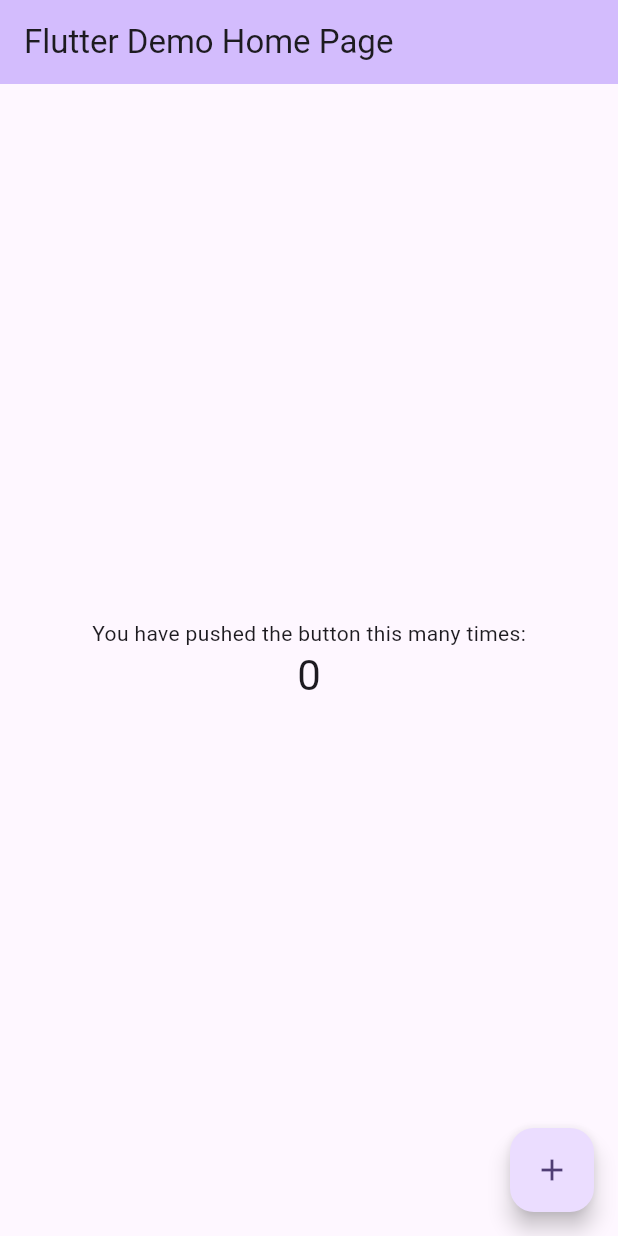
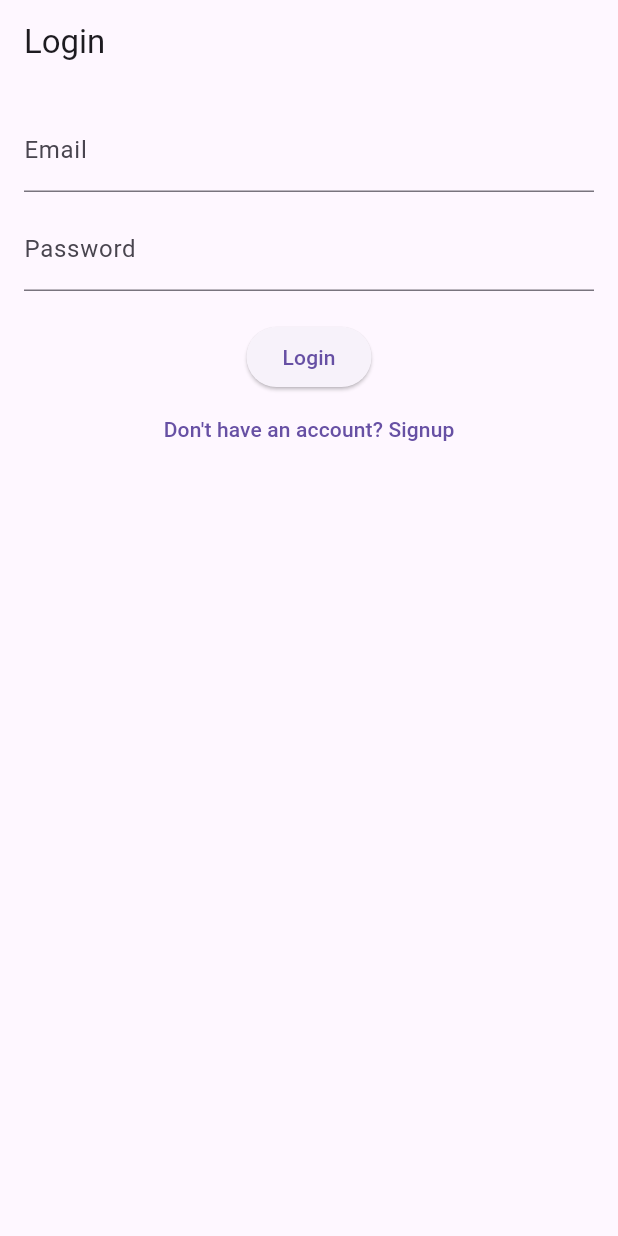
Before and after one commit to Ayushgupta91003/taskmanager, a Flutter app: the screen it shows after launch, on a phone screen of 412 x 824 dp. Run offline on Flutter 3.47's test engine with Material 3 defaults, Android fonts, the phone set to English and light mode, and no system bars; our stand-ins replace fluttertoast, shared_preferences.

Commit message:
Frontend made

```diff
--- a/frontend/lib/main.dart
+++ b/frontend/lib/main.dart
@@ -1,125 +1,89 @@
 import 'package:flutter/material.dart';
+import 'package:shared_preferences/shared_preferences.dart';
+import 'screens/login_screen.dart';
+import 'screens/task_list_screen.dart';
 
 void main() {
-  runApp(const MyApp());
+  runApp(MyApp());
 }
 
-class MyApp extends StatelessWidget {
-  const MyApp({super.key});
-
-  // This widget is the root of your application.
+class MyApp extends StatefulWidget {
   @override
-  Widget build(BuildContext context) {
-    return MaterialApp(
-      title: 'Flutter Demo',
-      theme: ThemeData(
-        // This is the theme of your application.
-        //
-        // TRY THIS: Try running your application with "flutter run". You'll see
-        // the application has a purple toolbar. Then, without quitting the app,
-        // try changing the seedColor in the colorScheme below to Colors.green
-        // and then invoke "hot reload" (save your changes or press the "hot
-        // reload" button in a Flutter-supported IDE, or press "r" if you used
-        // the command line to start the app).
-        //
-        // Notice that the counter didn't reset back to zero; the application
-        // state is not lost during the reload. To reset the state, use hot
-        // restart instead.
-        //
-        // This works for code too, not just values: Most code changes can be
-        // tested with just a hot reload.
-        colorScheme: ColorScheme.fromSeed(seedColor: Colors.deepPurple),
-        useMaterial3: true,
-      ),
-      home: const MyHomePage(title: 'Flutter Demo Home Page'),
-    );
-  }
+  _MyAppState createState() => _MyAppState();
 }
 
-class MyHomePage extends StatefulWidget {
-  const MyHomePage({super.key, required this.title});
-
-  // This widget is the home page of your application. It is stateful, meaning
-  // that it has a State object (defined below) that contains fields that affect
-  // how it looks.
-
-  // This class is the configuration for the state. It holds the values (in this
-  // case the title) provided by the parent (in this case the App widget) and
-  // used by the build method of the State. Fields in a Widget subclass are
-  // always marked "final".
-
-  final String title;
+class _MyAppState extends State<MyApp> {
+  Widget _defaultHome = LoginScreen();
+  bool _isLoading = true;
 
   @override
-  State<MyHomePage> createState() => _MyHomePageState();
-}
+  void initState() {
+    super.initState();
+    _checkLogin();
+  }
 
-class _MyHomePageState extends State<MyHomePage> {
-  int _counter = 0;
-
-  void _incrementCounter() {
+  _checkLogin() async {
+    SharedPreferences prefs = await SharedPreferences.getInstance();
+    String? token = prefs.getString('token');
+    // Optionally, validate the token further if needed.
     setState(() {
-      // This call to setState tells the Flutter framework that something has
-      // changed in this State, which causes it to rerun the build method below
-      // so that the display can reflect the updated values. If we changed
-      // _counter without calling setState(), then the build method would not be
-      // called again, and so nothing would appear to happen.
-      _counter++;
+      _defaultHome = (token != null && token.isNotEmpty)
+          ? TaskListScreen()
+          : LoginScreen();
+      _isLoading = false;
     });
   }
 
   @override
   Widget build(BuildContext context) {
-    // This method is rerun every time setState is called, for instance as done
-    // by the _incrementCounter method above.
-    //
-    // The Flutter framework has been optimized to make rerunning build methods
-    // fast, so that you can just rebuild anything that needs updating rather
-    // than having to individually change instances of widgets.
-    return Scaffold(
-      appBar: AppBar(
-        // TRY THIS: Try changing the color here to a specific color (to
-        // Colors.amber, perhaps?) and trigger a hot reload to see the AppBar
-        // change color while the other colors stay the same.
-        backgroundColor: Theme.of(context).colorScheme.inversePrimary,
-        // Here we take the value from the MyHomePage object that was created by
-        // the App.build method, and use it to set our appbar title.
-        title: Text(widget.title),
-      ),
-      body: Center(
-        // Center is a layout widget. It takes a single child and positions it
-        // in the middle of the parent.
-        child: Column(
-          // Column is also a layout widget. It takes a list of children and
-          // arranges them vertically. By default, it sizes itself to fit its
-          // children horizontally, and tries to be as tall as its parent.
-          //
-          // Column has various properties to control how it sizes itself and
-          // how it positions its children. Here we use mainAxisAlignment to
-          // center the children vertically; the main axis here is the vertical
-          // axis because Columns are vertical (the cross axis would be
-          // horizontal).
-          //
-          // TRY THIS: Invoke "debug painting" (choose the "Toggle Debug Paint"
-          // action in the IDE, or press "p" in the console), to see the
-          // wireframe for each widget.
-          mainAxisAlignment: MainAxisAlignment.center,
-          children: <Widget>[
-            const Text(
-              'You have pushed the button this many times:',
-            ),
-            Text(
-              '$_counter',
-              style: Theme.of(context).textTheme.headlineMedium,
-            ),
-          ],
+    if (_isLoading) {
+      return MaterialApp(
+        home: Scaffold(
+          body: Center(child: CircularProgressIndicator()),
         ),
-      ),
-      floatingActionButton: FloatingActionButton(
-        onPressed: _incrementCounter,
-        tooltip: 'Increment',
-        child: const Icon(Icons.add),
-      ), // This trailing comma makes auto-formatting nicer for build methods.
+      );
+    }
+    return MaterialApp(
+      title: 'Task Manager',
+      theme: ThemeData(primarySwatch: Colors.blue),
+      home: _defaultHome,
+      routes: {
+        '/login': (context) => LoginScreen(),
+        '/tasks': (context) => TaskListScreen(),
+      },
     );
   }
 }
+
+
+
+
+
+
+
+// import 'package:flutter/material.dart';
+// import 'screens/login_screen.dart';
+// import 'screens/signup_screen.dart';
+// import 'screens/task_list_screen.dart';
+
+// void main() {
+//   runApp(MyApp());
+// }
+
+// class MyApp extends StatelessWidget {
+//   @override
+//   Widget build(BuildContext context) {
+//     return MaterialApp(
+//       title: 'Task Manager',
+//       theme: ThemeData(
+//         primarySwatch: Colors.blue,
+//       ),
+//       initialRoute: '/login',
+//       routes: {
+//         '/login': (context) => LoginScreen(),
+//         '/signup': (context) => SignupScreen(),
+//         '/tasks': (context) => TaskListScreen(),
+//       },
+//     );
+//   }
+// }
--- /dev/null
+++ b/frontend/lib/screens/login_screen.dart
@@ -0,0 +1,74 @@
+import 'package:flutter/material.dart';
+import 'package:http/http.dart' as http;
+import 'dart:convert';
+import 'package:fluttertoast/fluttertoast.dart';
+import 'package:shared_preferences/shared_preferences.dart';
+
+class LoginScreen extends StatefulWidget {
+  const LoginScreen({ Key? key }) : super(key: key);
+
+  @override
+  _LoginScreenState createState() => _LoginScreenState();
+}
+
+class _LoginScreenState extends State<LoginScreen> {
+  final _emailController = TextEditingController();
+  final _passwordController = TextEditingController();
+
+  Future<void> login() async {
+    final url = Uri.parse("http://10.0.3.236:5000/api/auth/login");
+    final response = await http.post(
+      url,
+      headers: {"Content-Type": "application/json"},
+      body: json.encode({
+        "email": _emailController.text,
+        "password": _passwordController.text,
+      }),
+    );
+    if (response.statusCode == 200) {
+      final data = json.decode(response.body);
+      String token = data['token'];
+      SharedPreferences prefs = await SharedPreferences.getInstance();
+      await prefs.setString('token', token);
+      Fluttertoast.showToast(msg: "Login Successful");
+      Navigator.pushReplacementNamed(context, '/tasks');
+    } else {
+      Fluttertoast.showToast(msg: "Login Failed: ${response.body}");
+    }
+  }
+
+  @override
+  Widget build(BuildContext context) {
+    return Scaffold(
+      appBar: AppBar(title: Text("Login")),
+      body: Padding(
+        padding: const EdgeInsets.all(16),
+        child: Column(
+          children: [
+            TextField(
+              controller: _emailController,
+              decoration: InputDecoration(labelText: "Email"),
+            ),
+            SizedBox(height: 10),
+            TextField(
+              controller: _passwordController,
+              decoration: InputDecoration(labelText: "Password"),
+              obscureText: true,
+            ),
+            SizedBox(height: 20),
+            ElevatedButton(
+              onPressed: login,
+              child: Text("Login"),
+            ),
+            TextButton(
+              onPressed: () {
+                Navigator.pushNamed(context, '/signup');
+              },
+              child: Text("Don't have an account? Signup"),
+            ),
+          ],
+        ),
+      ),
+    );
+  }
+}
--- a/frontend/pubspec.yaml
+++ b/frontend/pubspec.yaml
@@ -35,6 +35,10 @@ dependencies:
   # The following adds the Cupertino Icons font to your application.
   # Use with the CupertinoIcons class for iOS style icons.
   cupertino_icons: ^1.0.8
+  http: ^0.13.5
+  provider: ^6.0.0
+  shared_preferences: ^2.0.15
+  fluttertoast: ^8.0.9
 
 dev_dependencies:
   flutter_test:
```
Also changed, not shown: frontend/lib/screens/signup_screen.dart (added, +81 -0 lines), frontend/lib/screens/task_creation_screen.dart (added, +110 -0 lines), frontend/lib/screens/task_list_screen.dart (added, +92 -0 lines), frontend/lib/screens/task_detail_screen.dart (added), frontend/pubspec.lock, 2 other files.
